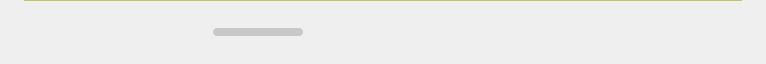
Qt form src/MEGASync/transfers/gui/ui/TransferManagerLoadingItem.ui (meganz/MEGAsync) before a commit.
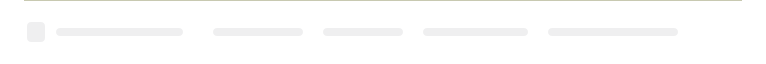
The same form after that commit.

Patch:
```diff
--- a/src/MEGASync/transfers/gui/ui/TransferManagerLoadingItem.ui
+++ b/src/MEGASync/transfers/gui/ui/TransferManagerLoadingItem.ui
@@ -35,7 +35,10 @@
    <bool>false</bool>
   </property>
   <property name="styleSheet">
-   <string notr="true">
+   <string notr="true">#TransferManagerLoadingItem
+{
+background-color: #FFFFFF;/*colorToken.page-background*/
+}
 
 #itemSepLine
 {
@@ -43,7 +46,7 @@
     min-height: 1px;
     max-height: 1px;
     border: none;
-    background: #B0B1B31A;/*colorToken.border-subtle*/
+    background: #5254570D;/*colorToken.border-subtle*/
 	margin-left: 24px;
 	margin-right: 24px;
 }
@@ -319,10 +322,6 @@
              <height>8</height>
             </size>
            </property>
-           <property name="styleSheet">
-            <string notr="true">background-color: rgb(200, 200, 200);
-border-radius:4px;</string>
-           </property>
            <property name="text">
             <string/>
            </property>
```
